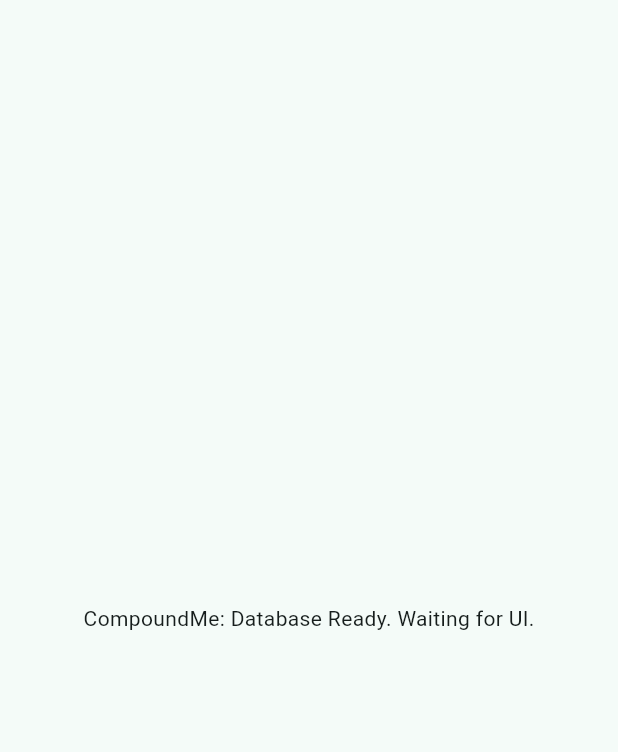
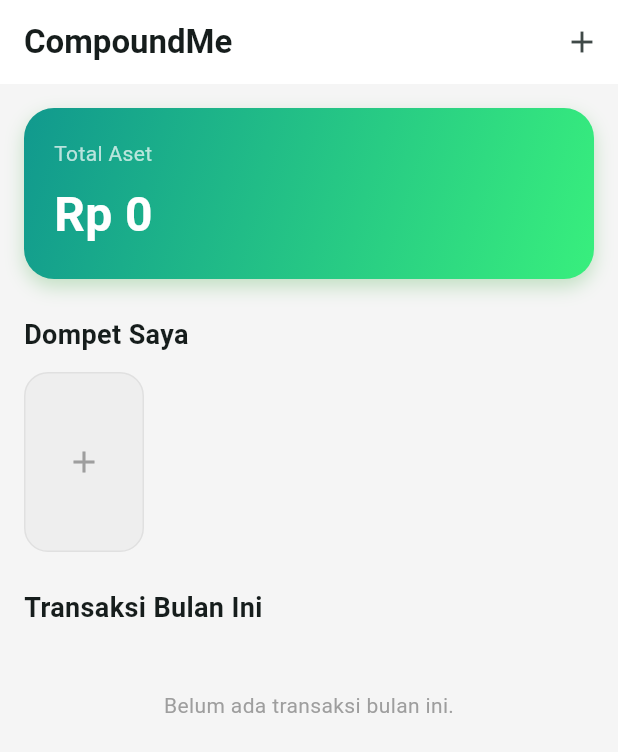
Before and after one commit to Umeem26/Compound_Me, a Flutter app: the screen it shows after launch, on a phone screen of 412 x 824 dp. Shown: the top 752 px of the screen. Run offline on Flutter 3.47's test engine with Material 3 defaults, Android fonts, the phone set to English and light mode, and no system bars; our stand-ins replace drift, flutter_riverpod, riverpod_annotation; accounts and stored records are empty; generated files the repository leaves out were written again.

Commit message:
feat: implement dashboard ui with wallet and transaction list

```diff
--- a/compound_me/lib/main.dart
+++ b/compound_me/lib/main.dart
@@ -1,8 +1,16 @@
+// main.dart
 import 'package:flutter/material.dart';
 import 'package:flutter_riverpod/flutter_riverpod.dart';
+// Import HomeView yang baru dibuat
+import 'package:compound_me/src/features/dashboard/presentation/home_view.dart';
+// Import untuk date formatting indonesia
+import 'package:intl/date_symbol_data_local.dart';
 
-void main() {
-  // ProviderScope wajib untuk Riverpod
+void main() async {
+  WidgetsFlutterBinding.ensureInitialized();
+  // Setup format tanggal Indonesia dulu
+  await initializeDateFormatting('id_ID', null);
+
   runApp(const ProviderScope(child: MyApp()));
 }
 
@@ -15,15 +23,11 @@
       title: 'CompoundMe',
       debugShowCheckedModeBanner: false,
       theme: ThemeData(
-        colorScheme: ColorScheme.fromSeed(seedColor: Colors.teal),
+        colorScheme: ColorScheme.fromSeed(seedColor: const Color(0xFF11998E)),
         useMaterial3: true,
+        scaffoldBackgroundColor: Colors.grey[50],
       ),
-      // Nanti kita ganti ini dengan DashboardPage saat sudah jadi
-      home: const Scaffold(
-        body: Center(
-          child: Text("CompoundMe: Database Ready. Waiting for UI."),
-        ),
-      ),
+      home: const HomeView(), // <--- Panggil HomeView disini
     );
   }
 }
--- /dev/null
+++ b/compound_me/lib/src/core/utils/currency_formatter.dart
@@ -0,0 +1,12 @@
+import 'package:intl/intl.dart';
+
+class CurrencyFormatter {
+  static String toRupiah(double amount) {
+    final format = NumberFormat.currency(
+      locale: 'id_ID',
+      symbol: 'Rp ',
+      decimalDigits: 0, // Tidak perlu sen
+    );
+    return format.format(amount);
+  }
+}
--- /dev/null
+++ b/compound_me/lib/src/features/dashboard/presentation/home_view.dart
@@ -0,0 +1,211 @@
+import 'package:flutter/material.dart';
+import 'package:flutter_riverpod/flutter_riverpod.dart';
+import 'package:compound_me/src/core/utils/currency_formatter.dart';
+import 'package:compound_me/src/features/finance/presentation/controllers/transaction_controller.dart';
+import 'package:compound_me/src/features/finance/presentation/controllers/wallet_controller.dart';
+import 'package:intl/intl.dart'; // <--- TAMBAHKAN INI
+
+
+class HomeView extends ConsumerWidget {
+  const HomeView({super.key});
+
+  @override
+  Widget build(BuildContext context, WidgetRef ref) {
+    // 1. Ambil data dari Controller (Riverpod)
+    // .watch artinya: Kalau data berubah, bangun ulang tampilan ini.
+    final walletsAsync = ref.watch(walletListProvider);
+    final transactionsAsync = ref.watch(transactionListProvider);
+
+    return Scaffold(
+      backgroundColor: Colors.grey[100], // Background agak abu biar kontras
+      appBar: AppBar(
+        title: const Text("CompoundMe", style: TextStyle(fontWeight: FontWeight.bold)),
+        backgroundColor: Colors.white,
+        elevation: 0,
+        actions: [
+          IconButton(
+            icon: const Icon(Icons.add),
+            // Nanti tombol ini buat nambah transaksi
+            onPressed: () {
+               ScaffoldMessenger.of(context).showSnackBar(
+                const SnackBar(content: Text("Fitur Tambah Transaksi akan dibuat nanti!")),
+              );
+            },
+          ),
+        ],
+      ),
+      body: SingleChildScrollView(
+        padding: const EdgeInsets.all(16),
+        child: Column(
+          crossAxisAlignment: CrossAxisAlignment.start,
+          children: [
+            // --- BAGIAN 1: TOTAL SALDO CARD ---
+            _buildTotalBalanceCard(walletsAsync),
+
+            const SizedBox(height: 24),
+
+            // --- BAGIAN 2: DAFTAR DOMPET ---
+            const Text("Dompet Saya", style: TextStyle(fontSize: 18, fontWeight: FontWeight.bold)),
+            const SizedBox(height: 12),
+            _buildWalletList(walletsAsync, ref),
+
+            const SizedBox(height: 24),
+
+            // --- BAGIAN 3: TRANSAKSI TERAKHIR ---
+            const Text("Transaksi Bulan Ini", style: TextStyle(fontSize: 18, fontWeight: FontWeight.bold)),
+            const SizedBox(height: 12),
+            _buildTransactionList(transactionsAsync),
+          ],
+        ),
+      ),
+    );
+  }
+
+  // WIDGET: Kartu Total Saldo
+  Widget _buildTotalBalanceCard(AsyncValue<List<dynamic>> walletsAsync) {
+    return Container(
+      width: double.infinity,
+      padding: const EdgeInsets.all(20),
+      decoration: BoxDecoration(
+        gradient: const LinearGradient(
+          colors: [Color(0xFF11998E), Color(0xFF38EF7D)], // Warna Money Lover-ish
+          begin: Alignment.topLeft,
+          end: Alignment.bottomRight,
+        ),
+        borderRadius: BorderRadius.circular(20),
+        boxShadow: [
+          BoxShadow(color: Colors.green.withOpacity(0.3), blurRadius: 10, offset: const Offset(0, 5)),
+        ],
+      ),
+      child: Column(
+        crossAxisAlignment: CrossAxisAlignment.start,
+        children: [
+          const Text("Total Aset", style: TextStyle(color: Colors.white70, fontSize: 14)),
+          const SizedBox(height: 8),
+          walletsAsync.when(
+            data: (wallets) {
+              // Hitung total saldo dari semua wallet
+              final total = wallets.fold<double>(0, (sum, wallet) => sum + wallet.balance);
+              return Text(
+                CurrencyFormatter.toRupiah(total),
+                style: const TextStyle(color: Colors.white, fontSize: 32, fontWeight: FontWeight.bold),
+              );
+            },
+            loading: () => const CircularProgressIndicator(color: Colors.white),
+            error: (err, stack) => Text("Error: $err", style: const TextStyle(color: Colors.white)),
+          ),
+        ],
+      ),
+    );
+  }
+
+  // WIDGET: List Dompet Horizontal
+  Widget _buildWalletList(AsyncValue<List<dynamic>> walletsAsync, WidgetRef ref) {
+    return SizedBox(
+      height: 120, // Tinggi area scroll horizontal
+      child: walletsAsync.when(
+        data: (wallets) {
+          if (wallets.isEmpty) {
+            return _buildAddWalletButton(ref); // Tombol tambah kalau kosong
+          }
+          return ListView.builder(
+            scrollDirection: Axis.horizontal,
+            itemCount: wallets.length + 1, // +1 untuk tombol tambah di ujung
+            itemBuilder: (context, index) {
+              if (index == wallets.length) return _buildAddWalletButton(ref);
+
+              final wallet = wallets[index];
+              return Container(
+                width: 150,
+                margin: const EdgeInsets.only(right: 12),
+                padding: const EdgeInsets.all(16),
+                decoration: BoxDecoration(
+                  color: Colors.white,
+                  borderRadius: BorderRadius.circular(16),
+                ),
+                child: Column(
+                  crossAxisAlignment: CrossAxisAlignment.start,
+                  mainAxisAlignment: MainAxisAlignment.center,
+                  children: [
+                    CircleAvatar(
+                      backgroundColor: Color(wallet.color).withOpacity(0.2),
+                      child: Icon(Icons.wallet, color: Color(wallet.color)),
+                    ),
+                    const Spacer(),
+                    Text(wallet.name, style: const TextStyle(fontWeight: FontWeight.bold)),
+                    Text(CurrencyFormatter.toRupiah(wallet.balance), style: const TextStyle(fontSize: 12, color: Colors.grey)),
+                  ],
+                ),
+              );
+            },
+          );
+        },
+        loading: () => const Center(child: CircularProgressIndicator()),
+        error: (_, __) => const Text("Gagal memuat dompet"),
+      ),
+    );
+  }
+
+  // Tombol Kecil buat tambah wallet (Dummy dulu)
+  Widget _buildAddWalletButton(WidgetRef ref) {
+    return GestureDetector(
+      onTap: () {
+        // TEMPORARY: Langsung tambah wallet dummy biar kelihatan hasilnya
+        ref.read(walletListProvider.notifier).addWallet(
+          name: "BCA Tahapan",
+          initialBalance: 5000000,
+          color: Colors.blue.value,
+        );
+      },
+      child: Container(
+        width: 80,
+        margin: const EdgeInsets.only(right: 12),
+        decoration: BoxDecoration(
+          color: Colors.grey[200],
+          borderRadius: BorderRadius.circular(16),
+          border: Border.all(color: Colors.grey[300]!),
+        ),
+        child: const Center(child: Icon(Icons.add, color: Colors.grey)),
+      ),
+    );
+  }
+
+  // WIDGET: List Transaksi
+  Widget _buildTransactionList(AsyncValue<List<dynamic>> transactionsAsync) {
+    return transactionsAsync.when(
+      data: (transactions) {
+        if (transactions.isEmpty) {
+          return Container(
+            padding: const EdgeInsets.all(30),
+            alignment: Alignment.center,
+            child: const Text("Belum ada transaksi bulan ini.", style: TextStyle(color: Colors.grey)),
+          );
+        }
+        return ListView.builder(
+          shrinkWrap: true,
+          physics: const NeverScrollableScrollPhysics(), // Biar bisa discroll bareng parent
+          itemCount: transactions.length,
+          itemBuilder: (context, index) {
+            final trx = transactions[index];
+            return Card(
+              margin: const EdgeInsets.only(bottom: 10),
+              elevation: 0,
+              color: Colors.white,
+              child: ListTile(
+                leading: const CircleAvatar(backgroundColor: Colors.orange, child: Icon(Icons.fastfood, color: Colors.white)),
+                title: Text(trx.note ?? "Tanpa Catatan"),
+                subtitle: Text(DateFormat('dd MMM yyyy').format(trx.date)),
+                trailing: Text(
+                  "- ${CurrencyFormatter.toRupiah(trx.amount)}",
+                  style: const TextStyle(color: Colors.red, fontWeight: FontWeight.bold),
+                ),
+              ),
+            );
+          },
+        );
+      },
+      loading: () => const Center(child: CircularProgressIndicator()),
+      error: (_, __) => const Text("Gagal memuat transaksi"),
+    );
+  }
+}
--- a/compound_me/lib/src/features/finance/presentation/controllers/transaction_controller.dart
+++ b/compound_me/lib/src/features/finance/presentation/controllers/transaction_controller.dart
@@ -1,6 +1,7 @@
 import 'package:riverpod_annotation/riverpod_annotation.dart';
 import 'package:compound_me/src/core/database/app_database.dart';
 import 'package:compound_me/src/features/finance/data/repositories/finance_repository_impl.dart';
+import 'package:drift/drift.dart'; // <--- TAMBAHKAN INI
 
 part 'transaction_controller.g.dart';
 
--- a/compound_me/lib/src/features/finance/presentation/controllers/wallet_controller.dart
+++ b/compound_me/lib/src/features/finance/presentation/controllers/wallet_controller.dart
@@ -1,6 +1,7 @@
 import 'package:riverpod_annotation/riverpod_annotation.dart';
 import 'package:compound_me/src/core/database/app_database.dart';
 import 'package:compound_me/src/features/finance/data/repositories/finance_repository_impl.dart';
+import 'package:drift/drift.dart'; // <--- TAMBAHKAN INI
 
 part 'wallet_controller.g.dart';
 
```
Also changed, not shown: compound_me/lib/src/features/finance/presentation/controllers/transaction_controller.g.dart (added), compound_me/lib/src/features/finance/presentation/controllers/wallet_controller.g.dart (added).
